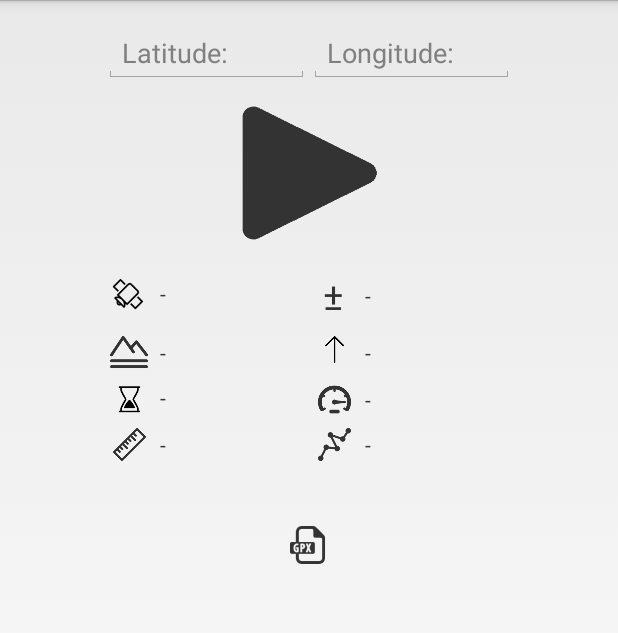
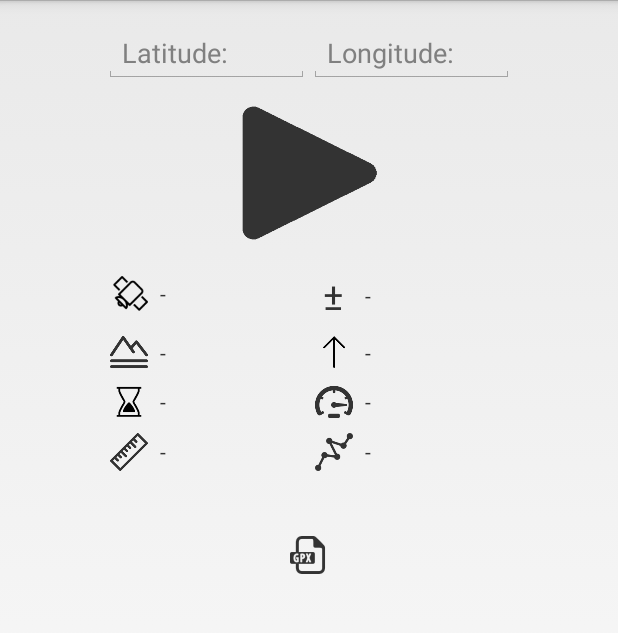
Before and after one commit to mendhak/gpslogger, an Android app: the fragment GpsSimpleViewFragment shown on its own in the app's theme, on a phone screen of 412 x 824 dp, the part 72-705 px from its top. Run offline under Robolectric (Android 15) with nearby library versions, the phone set to English and light mode, and no system bars; libraries missing offline, so code that uses them is left out: ch.qos.logback, org.slf4j.

Commit message:
Adjusted icon size and label alignment in simple view (very minor)
[skip ci]

```diff
--- a/gpslogger/src/main/res/layout/fragment_simple_view.xml
+++ b/gpslogger/src/main/res/layout/fragment_simple_view.xml
@@ -102,8 +102,8 @@
 
                     <ImageView
                         android:id="@+id/simpleview_imgSatelliteCount"
-                        android:layout_width="22dp"
-                        android:layout_height="22dp"
+                        android:layout_width="@dimen/simpleview_grid_iconwidth"
+                        android:layout_height="@dimen/simlpeview_grid_iconheight"
                         android:layout_gravity="left|center"
                         android:layout_column="0"
                         android:layout_row="0"
@@ -112,7 +112,7 @@
 
                     <TextView
                         android:id="@+id/simpleview_txtSatelliteCount"
-                        android:layout_gravity="center"
+                        android:layout_gravity="left|center"
                         android:layout_width="@dimen/simpleview_grid_labelwidth"
                         android:layout_height="22dp"
                         android:layout_column="1"
@@ -164,7 +164,7 @@
 
                     <TextView
                         android:id="@+id/simpleview_txtAltitude"
-                        android:layout_gravity="center"
+                        android:layout_gravity="left|center"
                         android:layout_width="@dimen/simpleview_grid_labelwidth"
                         android:layout_height="wrap_content"
                         android:layout_column="1"
@@ -177,8 +177,8 @@
                     <ImageView
                         android:id="@+id/simpleview_imgDuration"
                         android:layout_gravity="center|top"
-                        android:layout_width="22dp"
-                        android:layout_height="22dp"
+                        android:layout_width="@dimen/simpleview_grid_iconwidth"
+                        android:layout_height="@dimen/simlpeview_grid_iconheight"
                         android:src="@drawable/duration"
                         android:layout_column="0"
                         android:layout_row="2"
@@ -186,7 +186,7 @@
 
                     <TextView
                         android:id="@+id/simpleview_txtDuration"
-                        android:layout_gravity="center|top"
+                        android:layout_gravity="left|center"
                         android:layout_width="@dimen/simpleview_grid_labelwidth"
                         android:layout_height="wrap_content"
                         android:layout_column="1"
@@ -200,8 +200,8 @@
                     <ImageView
                         android:id="@+id/simpleview_imgDirection"
                         android:layout_gravity="center|top"
-                        android:layout_width="22dp"
-                        android:layout_height="22dp"
+                        android:layout_width="@dimen/simpleview_grid_iconwidth"
+                        android:layout_height="@dimen/simlpeview_grid_iconheight"
                         android:src="@drawable/uparrow"
                         android:layout_column="2"
                         android:layout_row="1"
@@ -222,8 +222,8 @@
                     <ImageView
                         android:id="@+id/simpleview_imgSpeed"
                         android:layout_gravity="center|top"
-                        android:layout_width="22dp"
-                        android:layout_height="22dp"
+                        android:layout_width="@dimen/simpleview_grid_iconwidth"
+                        android:layout_height="@dimen/simlpeview_grid_iconheight"
                         android:src="@drawable/speed"
                         android:layout_column="2"
                         android:layout_row="2"
@@ -245,8 +245,8 @@
                     <ImageView
                         android:id="@+id/simpleview_distance"
                         android:layout_gravity="center|top"
-                        android:layout_width="22dp"
-                        android:layout_height="22dp"
+                        android:layout_width="@dimen/simpleview_grid_iconwidth"
+                        android:layout_height="@dimen/simlpeview_grid_iconheight"
                         android:src="@drawable/distance"
                         android:layout_column="0"
                         android:layout_row="3"
@@ -267,8 +267,8 @@
                     <ImageView
                         android:id="@+id/simpleview_points"
                         android:layout_gravity="center|top"
-                        android:layout_width="22dp"
-                        android:layout_height="22dp"
+                        android:layout_width="@dimen/simpleview_grid_iconwidth"
+                        android:layout_height="@dimen/simlpeview_grid_iconheight"
                         android:src="@drawable/points"
                         android:layout_column="2"
                         android:layout_row="3"
--- a/gpslogger/src/main/res/values-xhdpi/dimens.xml
+++ b/gpslogger/src/main/res/values-xhdpi/dimens.xml
@@ -9,8 +9,8 @@
     <dimen name="view_label_width">72dp</dimen>
     <dimen name="view_text_width">200dp</dimen>
 
-    <dimen name="simpleview_grid_iconwidth">25dp</dimen>
-    <dimen name="simlpeview_grid_iconheight">25dp</dimen>
+    <dimen name="simpleview_grid_iconwidth">28dp</dimen>
+    <dimen name="simlpeview_grid_iconheight">28dp</dimen>
     <dimen name="simpleview_grid_labelwidth">95dp</dimen>
 
     <dimen name="detailedview_latlong_textsize">40sp</dimen>
```
